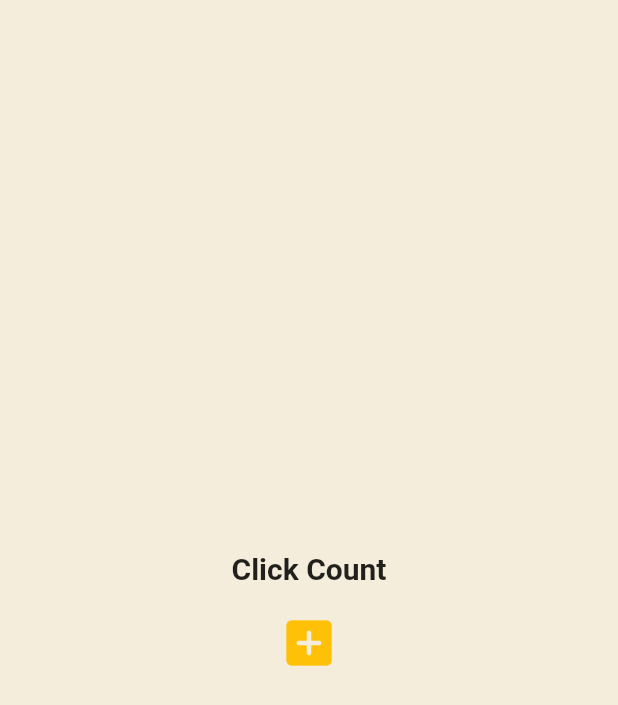
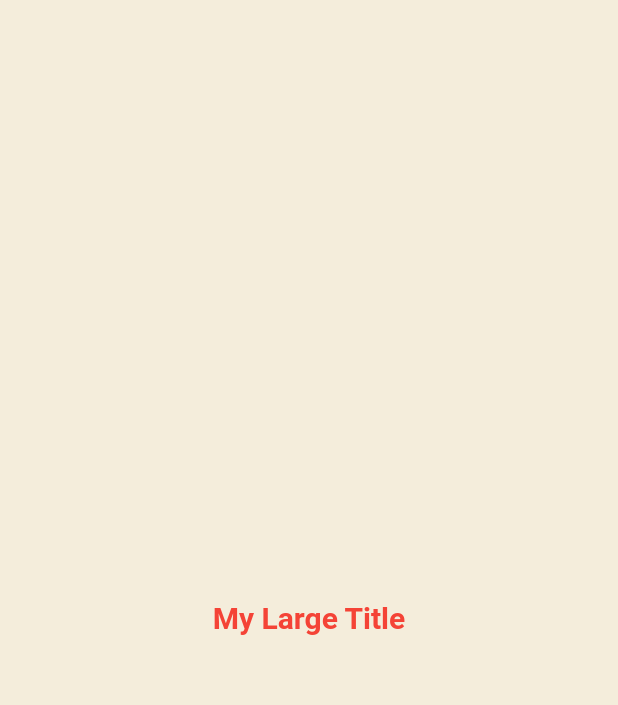
Before and after one commit to KeMezz/toonflix, a Flutter app: the screen it shows after launch, on a phone screen of 412 x 824 dp. Shown: the top 705 px of the screen. Run offline on Flutter 3.47's test engine with Material 2 defaults, Android fonts, the phone set to English and light mode, and no system bars.

Commit message:
understand build context

```diff
--- a/lib/main.dart
+++ b/lib/main.dart
@@ -4,50 +4,26 @@ void main() {
   runApp(const App());
 }
 
-class App extends StatefulWidget {
+class App extends StatelessWidget {
   const App({super.key});
-
-  @override
-  State<App> createState() => _AppState();
-}
-
-class _AppState extends State<App> {
-  List<int> numbers = [];
-
-  void onClicked() {
-    setState(() {
-      numbers.add(numbers.length);
-    });
-  }
 
   @override
   Widget build(BuildContext context) {
     return MaterialApp(
-      home: Scaffold(
-        backgroundColor: const Color(0xFFF4EDDB),
+      theme: ThemeData(
+        textTheme: const TextTheme(
+          titleLarge: TextStyle(
+            color: Colors.red,
+          ),
+        ),
+      ),
+      home: const Scaffold(
+        backgroundColor: Color(0xFFF4EDDB),
         body: Center(
           child: Column(
             mainAxisAlignment: MainAxisAlignment.center,
             children: [
-              const Text(
-                "Click Count",
-                style: TextStyle(
-                  fontSize: 20,
-                  fontWeight: FontWeight.w600,
-                ),
-              ),
-              const SizedBox(
-                height: 10,
-              ),
-              for (var n in numbers) Text('$n'),
-              IconButton(
-                color: Colors.amber,
-                iconSize: 40,
-                onPressed: onClicked,
-                icon: const Icon(
-                  Icons.add_box_rounded,
-                ),
-              )
+              MyTitle(),
             ],
           ),
         ),
@@ -55,3 +31,21 @@ class _AppState extends State<App> {
     );
   }
 }
+
+class MyTitle extends StatelessWidget {
+  const MyTitle({
+    super.key,
+  });
+
+  @override
+  Widget build(BuildContext context) {
+    return Text(
+      "My Large Title",
+      style: TextStyle(
+        fontSize: 20,
+        fontWeight: FontWeight.w600,
+        color: Theme.of(context).textTheme.titleLarge?.color,
+      ),
+    );
+  }
+}
```
